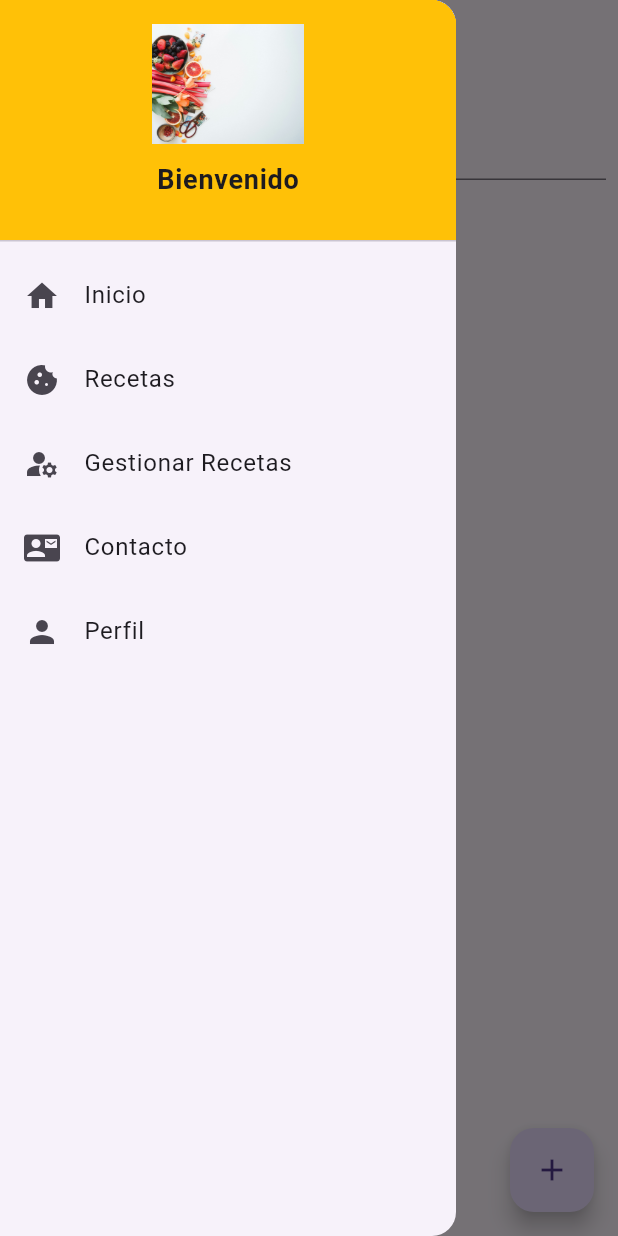
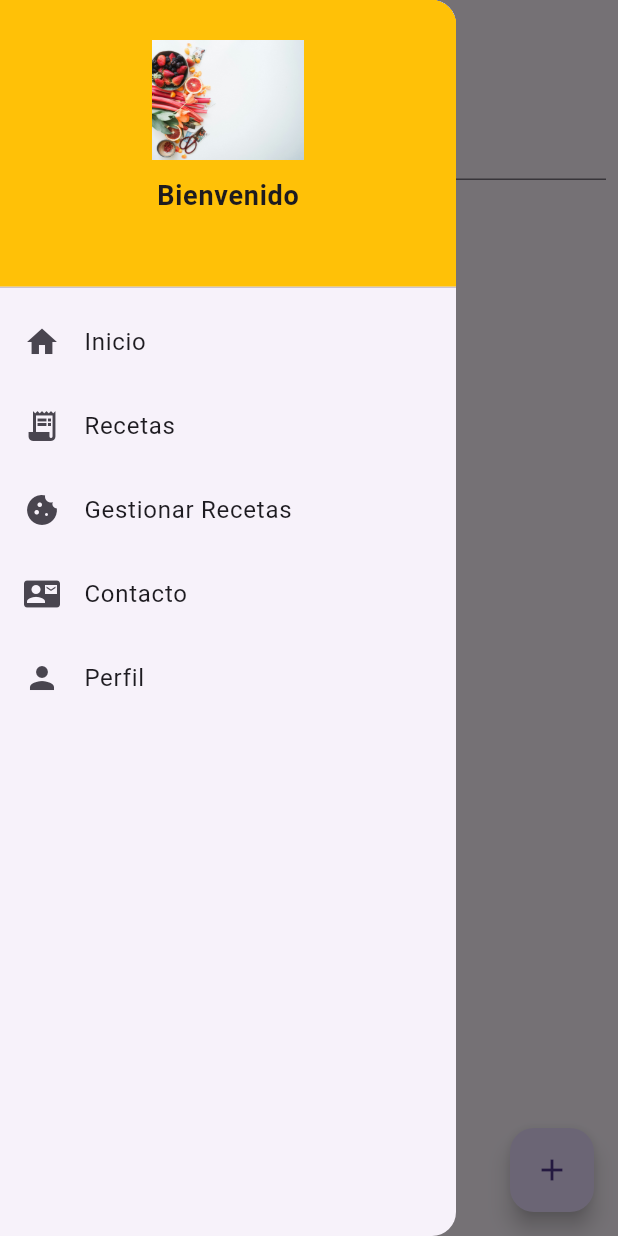
Before and after one commit to kevinjdk/Recetas-de-Cocina, a Flutter app: the GestionarRecetasScreen screen opened directly, with the side drawer open, on a phone screen of 412 x 824 dp. Run offline on Flutter 3.47's test engine with Material 3 defaults, Android fonts, the phone set to English and light mode, and no system bars; our stand-ins replace cloud_firestore, firebase_auth, firebase_core; accounts and stored records are empty.

Commit message:
Cambios menu Drawer

```diff
--- a/lib/main.dart
+++ b/lib/main.dart
@@ -1,5 +1,6 @@
 import 'package:flutter/material.dart';
 import 'package:firebase_core/firebase_core.dart';
+import 'package:recetas_cocina/screens/home.screen.dart';
 import 'package:recetas_cocina/screens/login.screen.dart';
 import 'firebase_options.dart';
 
@@ -23,7 +24,7 @@ class MyApp extends StatelessWidget {
         primarySwatch: Colors.blue,
       ),
       home:
-          LoginScreen(), // Asegúrate de que la pantalla de inicio sea LoginScreen
+          HomeScreen(), // Asegúrate de que la pantalla de inicio sea LoginScreen
     );
   }
 }
--- a/lib/screens/customerDrawer.screen.dart
+++ b/lib/screens/customerDrawer.screen.dart
@@ -12,8 +12,12 @@ class CustomDrawer extends StatelessWidget {
       child: ListView(
         padding: EdgeInsets.zero,
         children: <Widget>[
-          DrawerHeader(
-            decoration: BoxDecoration(color: Colors.amber),
+          Container(
+            height: 200.0,
+            child: DrawerHeader(
+              decoration: BoxDecoration(
+                color: Colors.amber,
+              ),
               child: Column(
                 mainAxisAlignment: MainAxisAlignment.center,
                 children: <Widget>[
@@ -21,14 +25,20 @@ class CustomDrawer extends StatelessWidget {
                   SizedBox(height: 10),
                   Text(
                     'Bienvenido',
-                  style: TextStyle(fontSize: 18, fontWeight: FontWeight.bold),
+                    style: TextStyle(
+                      fontSize: 18,
+                      fontWeight: FontWeight.bold,
+                    ),
                   ),
                   SizedBox(height: 5),
                   Text(
                     user?.email ?? 'usuario@ejemplo.com',
-                  style: TextStyle(fontSize: 16),
+                    style: TextStyle(
+                      fontSize: 16,
+                    ),
                   ),
                 ],
+              ),
             ),
           ),
           ListTile(
@@ -42,7 +52,7 @@ class CustomDrawer extends StatelessWidget {
             },
           ),
           ListTile(
-            leading: Icon(Icons.cookie),
+            leading: Icon(Icons.receipt_long),
             title: Text('Recetas'),
             onTap: () {
               Navigator.pushReplacement(
@@ -52,7 +62,7 @@ class CustomDrawer extends StatelessWidget {
             },
           ),
           ListTile(
-            leading: Icon(Icons.manage_accounts),
+            leading: Icon(Icons.cookie),
             title: Text('Gestionar Recetas'),
             onTap: () {
               Navigator.pushReplacement(
```
Lines whose indentation alone changed are shown as unchanged.
